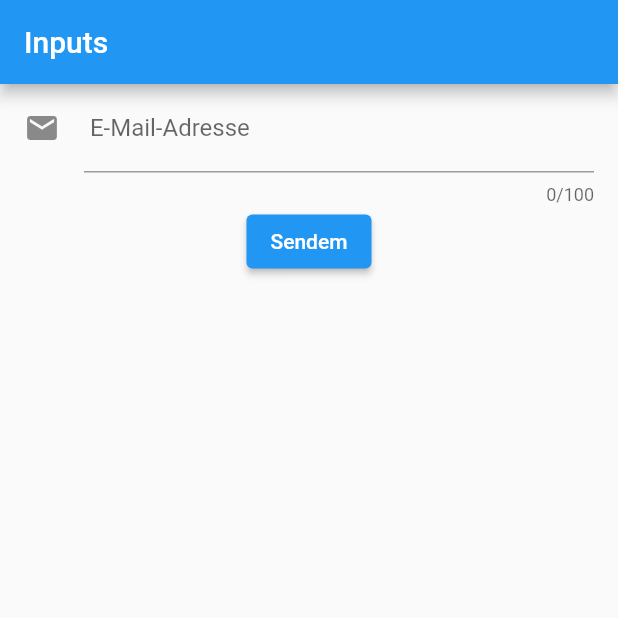
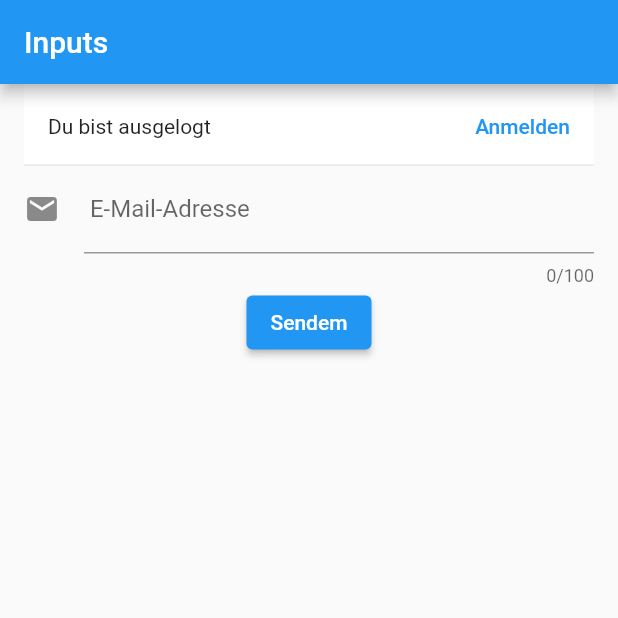
Before and after one commit to Mr-Phil1/My-third-Flutter-App, a Flutter app: the screen it shows after launch, on a phone screen of 412 x 824 dp, the top half of it. Run offline on Flutter 3.47's test engine with Material 2 defaults, Android fonts, the phone set to English and light mode, and no system bars.

Commit message:
modify inputs.dart * add banner

```diff
--- a/lib/inputs.dart
+++ b/lib/inputs.dart
@@ -38,6 +38,18 @@ class MyInputDemoState extends State<MyInputDemo> {
     return null;
   }
 
+  final banner = MaterialBanner(
+    content: Text("Du bist ausgelogt"),
+    actions: [
+      TextButton(
+        onPressed: () {
+          print("do stuff");
+        },
+        child: Text("Anmelden"),
+      ),
+    ],
+  );
+
   @override
   Widget build(BuildContext context) {
     return Scaffold(
@@ -49,6 +61,7 @@ class MyInputDemoState extends State<MyInputDemo> {
             padding: const EdgeInsets.symmetric(horizontal: 16),
             child: Column(
               children: [
+                banner,
                 TextFormField(
                   decoration: const InputDecoration(
                     icon: Icon(Icons.email),
```
